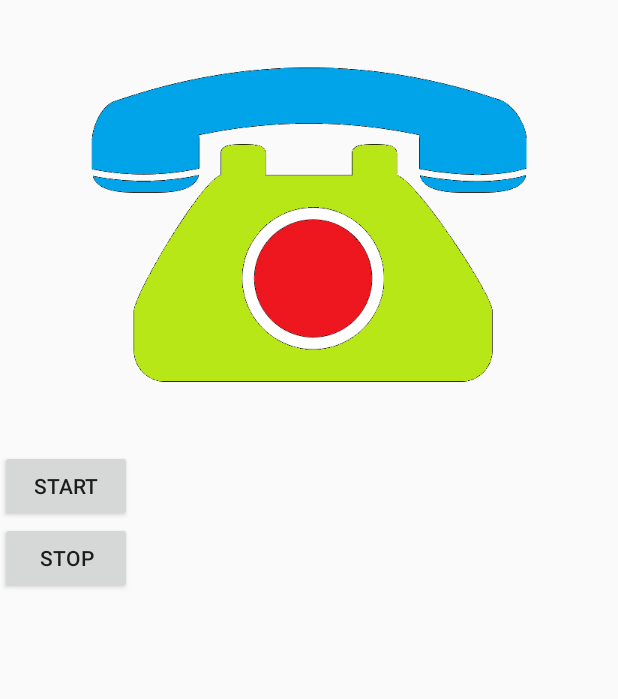
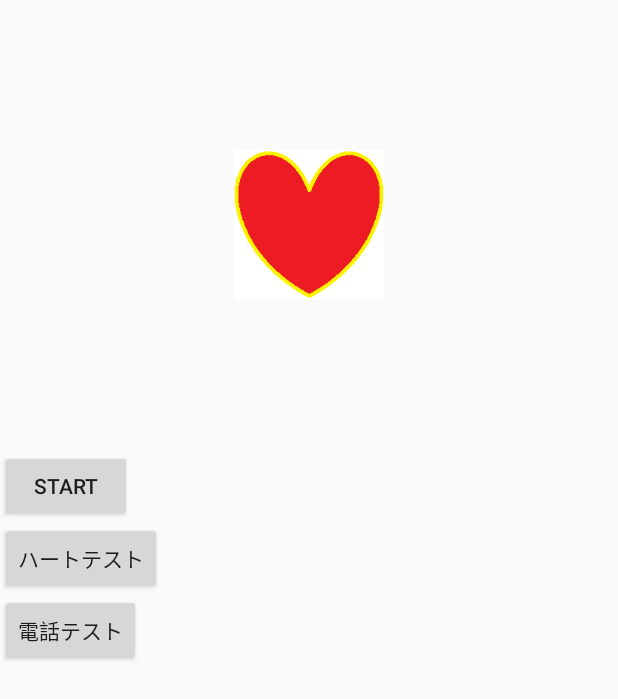
Before and after one commit to YanHengGo/android, an Android app: the screen it shows after launch (MainActivity), on a phone screen of 412 x 824 dp. Shown: the top 699 px of the screen. Run offline under Robolectric (Android 15) with nearby library versions, the phone set to English and light mode, and no system bars.

Commit message:
イメージ効果追加

```diff
--- a/animation4/app/src/main/java/com/animation4/yanheng/MainActivity.java
+++ b/animation4/app/src/main/java/com/animation4/yanheng/MainActivity.java
@@ -11,8 +11,9 @@ public class MainActivity extends Activity {
 
     private ImageView imageView;
     private Button btn_start;
-    private Button btn_stop;
+    private Button btn_heart;
     private ObjectAnimator objectAnimator;
+    private Button btn_tellphone;
 
     @Override
     protected void onCreate(Bundle savedInstanceState) {
@@ -22,15 +23,9 @@ public class MainActivity extends Activity {
     }
 
     private void initView() {
-        imageView = (ImageView) findViewById(R.id.img_hert);
-        boolean isHertTest = false;
-        if(isHertTest){
-            imageView.setImageResource(R.mipmap.hert);
-            objectAnimator = AnimationUtil2.getHertAnimation(imageView);
-        }else{
-            imageView.setImageResource(R.mipmap.tellphone);
-            objectAnimator = AnimationUtil2.getTellphoneAnimation(imageView);
-        }
+        imageView = (ImageView) findViewById(R.id.imageView);
+        imageView.setImageResource(R.mipmap.heart);
+        objectAnimator = AnimationUtil2.getHertAnimation(imageView);
 
         btn_start = (Button) findViewById(R.id.btn_start);
         btn_start.setOnClickListener(new View.OnClickListener() {
@@ -39,12 +34,25 @@ public class MainActivity extends Activity {
                 objectAnimator.start();
             }
         });
-        btn_stop = (Button) findViewById(R.id.btn_stop);
-        btn_stop.setOnClickListener(new View.OnClickListener() {
+        btn_heart = (Button) findViewById(R.id.btn_heart);
+        btn_heart.setOnClickListener(new View.OnClickListener() {
             @Override
             public void onClick(View v) {
                 objectAnimator.cancel();
+                imageView.setImageResource(R.mipmap.heart);
+                objectAnimator = AnimationUtil2.getHertAnimation(imageView);
             }
         });
+        btn_tellphone = (Button) findViewById(R.id.btn_tellphone);
+        btn_tellphone.setOnClickListener(new View.OnClickListener() {
+            @Override
+            public void onClick(View v) {
+                objectAnimator.cancel();
+                imageView.setImageResource(R.mipmap.tellphone);
+                objectAnimator = AnimationUtil2.getTellphoneAnimation(imageView);
+            }
+        });
+
     }
+
 }
--- a/animation4/app/src/main/res/layout/activity_main.xml
+++ b/animation4/app/src/main/res/layout/activity_main.xml
@@ -8,11 +8,12 @@
     tools:context=".MainActivity">
 
     <ImageView
-        android:id="@+id/img_hert"
+        android:id="@+id/imageView"
         android:layout_gravity="center"
         android:layout_width="wrap_content"
         android:layout_height="300dp"
-        android:src="@mipmap/hert" />
+        android:src="@mipmap/heart"
+        />
 
     <Button
         android:id="@+id/btn_start"
@@ -21,10 +22,17 @@
         android:text="start" />
 
     <Button
-        android:id="@+id/btn_stop"
+        android:id="@+id/btn_heart"
         android:layout_width="wrap_content"
         android:layout_height="wrap_content"
-        android:text="stop" />
+        android:text="ハートテスト"
+        />
+    <Button
+        android:id="@+id/btn_tellphone"
+        android:layout_width="wrap_content"
+        android:layout_height="wrap_content"
+        android:text="電話テスト"
+        />
 
 
 </LinearLayout>
```
Also changed, not shown: animation4/app/src/main/res/mipmap-xhdpi/heart.png (renamed from animation4/app/src/main/res/mipmap-xhdpi/hert.png), 2 other files.
